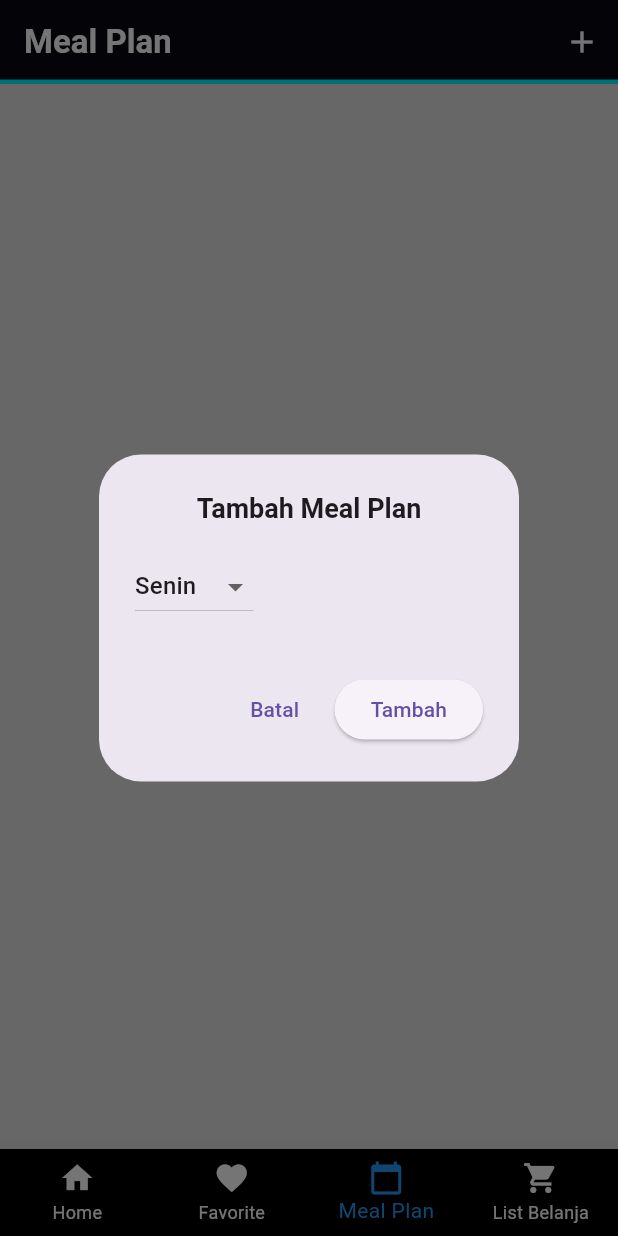
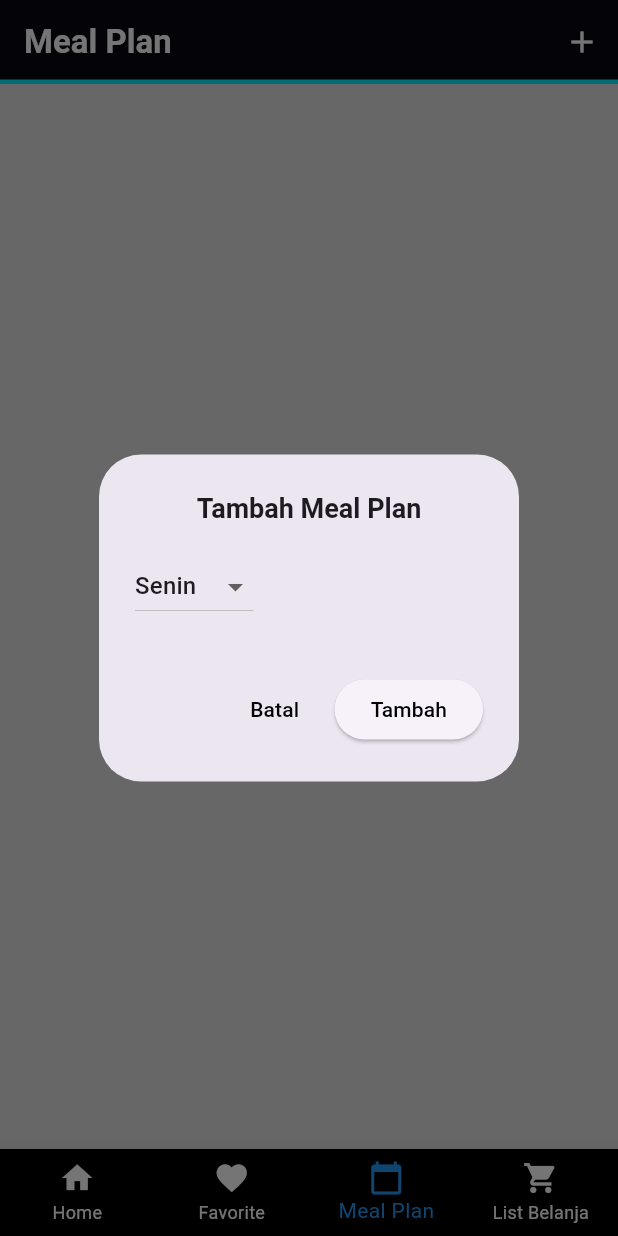
Before and after one commit to anggatripamungkas/CookSmart, a Flutter app: the screen it shows after launch, item 3 of the bottom bar chosen, after a tap on the "add" icon, on a phone screen of 412 x 824 dp. Run offline on Flutter 3.47's test engine with Material 3 defaults, Android fonts, the phone set to English and light mode, and no system bars; our stand-ins replace sqflite; accounts and stored records are empty.

Commit message:
Update meal_plan_screen.dart

```diff
--- a/lib/screens/meal_plan_screen.dart
+++ b/lib/screens/meal_plan_screen.dart
@@ -136,6 +136,9 @@ class _MealPlanScreenState extends State<MealPlanScreen> {
               onPressed: () {
                 Navigator.pop(context); // Menutup dialog tanpa menyimpan
               },
+              style: ElevatedButton.styleFrom(
+                foregroundColor: Colors.black, // Mengatur warna teks menjadi hitam
+              ),
               child: const Text('Batal'),
             ),
             ElevatedButton(
@@ -197,6 +200,9 @@ class _MealPlanScreenState extends State<MealPlanScreen> {
                   );
                 }
               },
+              style: ElevatedButton.styleFrom(
+                foregroundColor: Colors.black, // Mengatur warna teks menjadi hitam
+              ),
               child: const Text('Tambah'),
             ),
           ],
@@ -247,10 +253,10 @@ class _MealPlanScreenState extends State<MealPlanScreen> {
         ),
         elevation: 4.0,
         flexibleSpace: Container(
-          decoration: BoxDecoration(
+          decoration: const BoxDecoration(
             border: Border(
               bottom: BorderSide(
-                color: const Color.fromARGB(255, 0, 242, 255),
+                color: Color.fromARGB(255, 0, 242, 255),
                 width: 3.0,
               ),
             ),
```
